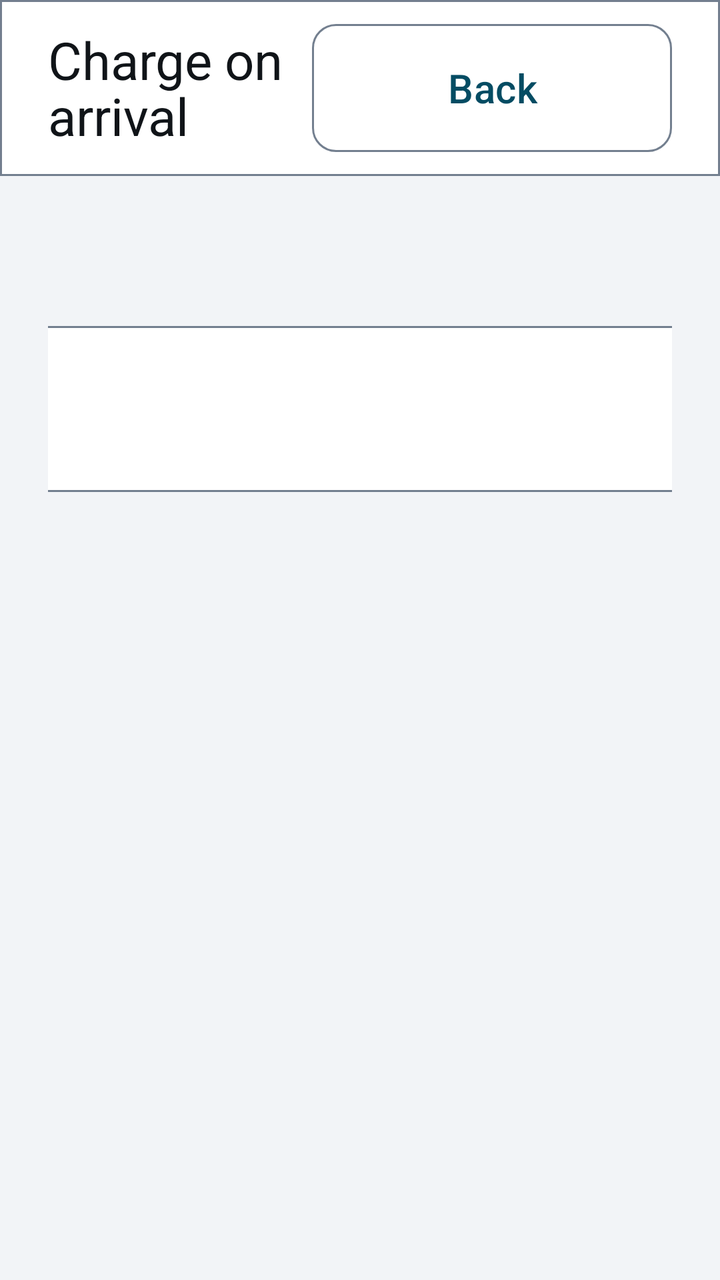
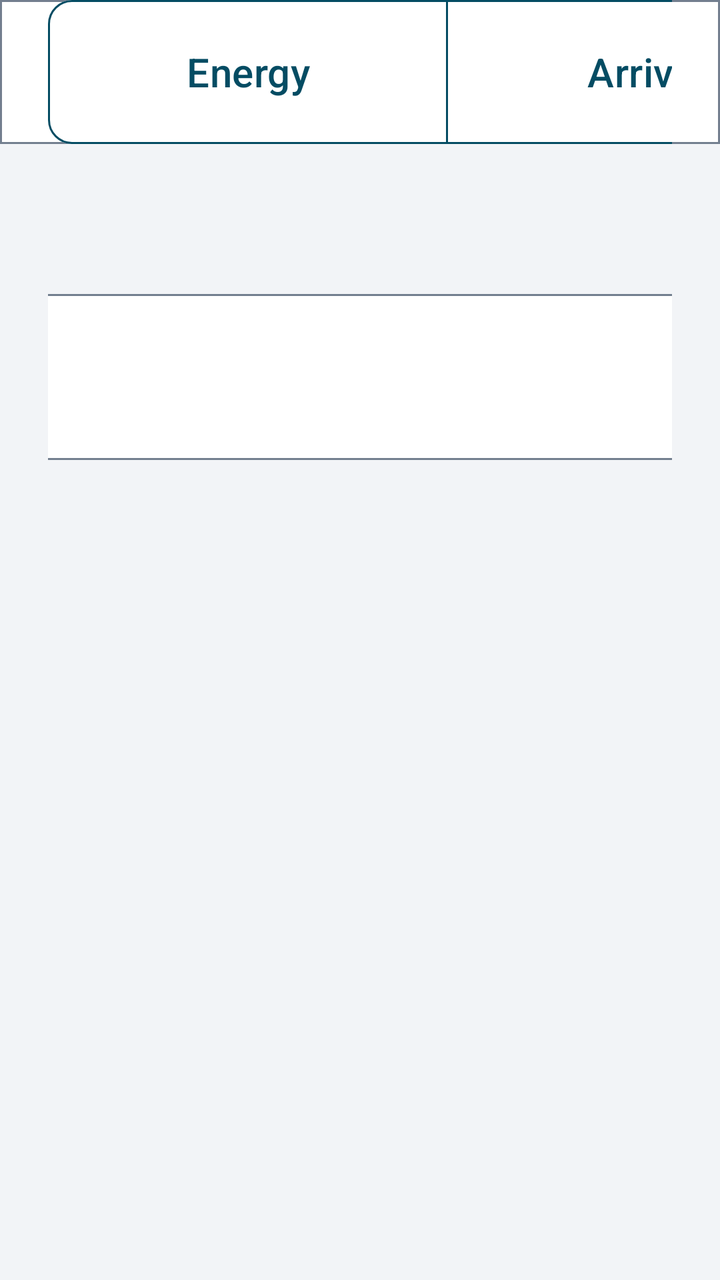

The first picture is an Android layout as it rendered before a commit; the second is the same layout after the commit. The layout source and the unified diff follow.
<!-- AndroidManifest.xml: application theme Theme.EVChargePilot -->
<!-- res/layout/activity_arrival_forecast.xml -->
<?xml version="1.0" encoding="utf-8"?>
<LinearLayout xmlns:android="http://schemas.android.com/apk/res/android"
    android:layout_width="match_parent"
    android:layout_height="match_parent"
    android:orientation="vertical">

    <LinearLayout
        android:layout_width="match_parent"
        android:layout_height="88dp"
        android:background="@drawable/bg_topbar"
        android:gravity="center_vertical"
        android:orientation="horizontal"
        android:paddingStart="@dimen/spacing_lg"
        android:paddingEnd="@dimen/spacing_lg">

        <TextView
            android:layout_width="0dp"
            android:layout_height="wrap_content"
            android:layout_weight="1"
            android:text="@string/arrival_title"
            android:textAppearance="@style/Text.EV.Title" />

        <com.google.android.material.button.MaterialButton
            android:id="@+id/backAction"
            style="@style/Widget.EV.Button.Outlined"
            android:layout_width="180dp"
            android:layout_height="@dimen/touch_target"
            android:text="@string/action_back" />
    </LinearLayout>

    <ScrollView
        android:layout_width="match_parent"
        android:layout_height="0dp"
        android:layout_weight="1"
        android:fillViewport="true">

        <LinearLayout
            android:layout_width="match_parent"
            android:layout_height="wrap_content"
            android:gravity="center_horizontal"
            android:orientation="vertical"
            android:padding="@dimen/spacing_lg">

            <TextView
                android:id="@+id/arrivalStatus"
                android:layout_width="1400dp"
                android:layout_height="wrap_content"
                android:gravity="center"
                android:textAppearance="@style/Text.EV.Body"
                android:accessibilityLiveRegion="polite" />

            <TextView
                android:id="@+id/arrivalValue"
                android:layout_width="1400dp"
                android:layout_height="wrap_content"
                android:layout_marginTop="@dimen/spacing_lg"
                android:background="@drawable/bg_card"
                android:gravity="center"
                android:padding="@dimen/spacing_lg"
                android:textAppearance="@style/Text.EV.Title" />

            <TextView
                android:id="@+id/arrivalDetail"
                android:layout_width="1400dp"
                android:layout_height="wrap_content"
                android:layout_marginTop="@dimen/spacing_lg"
                android:background="@drawable/bg_card"
                android:lineSpacingExtra="6dp"
                android:padding="@dimen/spacing_lg"
                android:textAppearance="@style/Text.EV.Body"
                android:visibility="gone" />
        </LinearLayout>
    </ScrollView>
</LinearLayout>
<!-- resources referenced by this layout -->
<resources>
  <dimen name="spacing_lg">24dp</dimen>
  <dimen name="touch_target">72dp</dimen>
  <!-- drawable bg_card (drawable) -->
  <?xml version="1.0" encoding="utf-8"?>
  <shape xmlns:android="http://schemas.android.com/apk/res/android" android:shape="rectangle">
      <solid android:color="@color/ev_surface" />
      <stroke android:width="1dp" android:color="@color/ev_outline" />
      <corners android:radius="@dimen/ev_corner" />
  </shape>
  <!-- drawable bg_topbar (drawable) -->
  <?xml version="1.0" encoding="utf-8"?>
  <shape xmlns:android="http://schemas.android.com/apk/res/android" android:shape="rectangle">
      <solid android:color="@color/ev_surface" />
      <stroke android:width="1dp" android:color="@color/ev_outline" />
  </shape>
  <string name="action_back">Back</string>
  <string name="arrival_title">Charge on arrival</string>
  <style name="Text.EV.Body" parent="TextAppearance.Material3.BodyLarge">
          <item name="android:textSize">@dimen/text_body</item>
          <item name="android:textColor">@color/ev_text_primary</item>
      </style>
  <style name="Text.EV.Title" parent="TextAppearance.Material3.TitleLarge">
          <item name="android:textSize">@dimen/text_title</item>
          <item name="android:textColor">@color/ev_text_primary</item>
      </style>
  <style name="Widget.EV.Button.Outlined" parent="Widget.Material3.Button.OutlinedButton">
          <item name="shapeAppearanceOverlay">@style/ShapeAppearanceOverlay.EV.Button</item>
          <item name="android:minHeight">@dimen/touch_target</item>
          <item name="android:textSize">@dimen/text_body</item>
          <item name="android:paddingStart">@dimen/spacing_lg</item>
          <item name="android:paddingEnd">@dimen/spacing_lg</item>
      </style>
  <color name="ev_surface">#FFFFFFFF</color>
  <color name="ev_outline">#FF737F8F</color>
  <dimen name="ev_corner">12dp</dimen>
  <dimen name="text_body">20sp</dimen>
  <color name="ev_text_primary">#FF101418</color>
  <dimen name="text_title">26sp</dimen>
  <style name="ShapeAppearanceOverlay.EV.Button" parent="">
          <item name="cornerSize">@dimen/ev_corner</item>
      </style>
  <color name="ev_accent">#FF044C63</color>
  <color name="ev_on_accent">#FFFFFFFF</color>
  <color name="ev_surface_raised">#FFE4E8ED</color>
  <color name="ev_background">#FFF2F4F7</color>
  <color name="ev_text_secondary">#FF414B55</color>
  <color name="ev_error">#FF8F0F18</color>
  <style name="ThemeOverlay.EVChargePilot.Dialog" parent="ThemeOverlay.EV.Dialog">
          <item name="materialAlertDialogTitleTextStyle">@style/EVChargePilot.Dialog.Title</item>
          <item name="materialAlertDialogBodyTextStyle">@style/EVChargePilot.Dialog.Body</item>
      </style>
  <style name="EVChargePilot.Dialog.Title" parent="MaterialAlertDialog.Material3.Title.Text">
          <item name="android:textSize">@dimen/text_title</item>
          <item name="android:textColor">@color/ev_text_primary</item>
      </style>
  <style name="EVChargePilot.Dialog.Body" parent="MaterialAlertDialog.Material3.Body.Text">
          <item name="android:textSize">@dimen/text_secondary</item>
          <item name="android:textColor">@color/ev_text_primary</item>
          <item name="android:lineSpacingMultiplier">1.2</item>
      </style>
  <dimen name="text_secondary">17sp</dimen>
  <!-- unchanged entries left out for length: 3 -->
</resources>

<!-- the commit's change to res/layout/activity_arrival_forecast.xml (unified diff, before → after) -->
@@ -6,26 +6,19 @@
 
     <LinearLayout
         android:layout_width="match_parent"
-        android:layout_height="88dp"
+        android:layout_height="@dimen/touch_target"
         android:background="@drawable/bg_topbar"
         android:gravity="center_vertical"
         android:orientation="horizontal"
         android:paddingStart="@dimen/spacing_lg"
         android:paddingEnd="@dimen/spacing_lg">
 
-        <TextView
+        <include layout="@layout/view_primary_navigation" />
+
+        <Space
             android:layout_width="0dp"
-            android:layout_height="wrap_content"
-            android:layout_weight="1"
-            android:text="@string/arrival_title"
-            android:textAppearance="@style/Text.EV.Title" />
-
-        <com.google.android.material.button.MaterialButton
-            android:id="@+id/backAction"
-            style="@style/Widget.EV.Button.Outlined"
-            android:layout_width="180dp"
-            android:layout_height="@dimen/touch_target"
-            android:text="@string/action_back" />
+            android:layout_height="1dp"
+            android:layout_weight="1" />
     </LinearLayout>
 
     <ScrollView
@@ -72,3 +65,49 @@
         </LinearLayout>
     </ScrollView>
 </LinearLayout>
+<!-- res/layout/view_primary_navigation.xml (included above) -->
+<?xml version="1.0" encoding="utf-8"?>
+<com.google.android.material.button.MaterialButtonToggleGroup
+    xmlns:android="http://schemas.android.com/apk/res/android"
+    xmlns:app="http://schemas.android.com/apk/res-auto"
+    android:id="@+id/primaryNavigation"
+    android:layout_width="1000dp"
+    android:layout_height="@dimen/touch_target"
+    app:selectionRequired="true"
+    app:singleSelection="true">
+
+    <com.google.android.material.button.MaterialButton
+        android:id="@+id/navEnergy"
+        style="@style/Widget.EVChargePilot.NavTab"
+        android:layout_width="200dp"
+        android:layout_height="match_parent"
+        android:text="@string/tab_energy" />
+
+    <com.google.android.material.button.MaterialButton
+        android:id="@+id/navArrival"
+        style="@style/Widget.EVChargePilot.NavTab"
+        android:layout_width="200dp"
+        android:layout_height="match_parent"
+        android:text="@string/tab_arrival" />
+
+    <com.google.android.material.button.MaterialButton
+        android:id="@+id/navTrips"
+        style="@style/Widget.EVChargePilot.NavTab"
+        android:layout_width="200dp"
+        android:layout_height="match_parent"
+        android:text="@string/tab_trips" />
+
+    <com.google.android.material.button.MaterialButton
+        android:id="@+id/navDiagnostics"
+        style="@style/Widget.EVChargePilot.NavTab"
+        android:layout_width="200dp"
+        android:layout_height="match_parent"
+        android:text="@string/tab_diagnostics" />
+
+    <com.google.android.material.button.MaterialButton
+        android:id="@+id/navSettings"
+        style="@style/Widget.EVChargePilot.NavTab"
+        android:layout_width="200dp"
+        android:layout_height="match_parent"
+        android:text="@string/tab_settings" />
+</com.google.android.material.button.MaterialButtonToggleGroup>
<!-- resource entries referenced after the edit -->
@@ -15,8 +15,11 @@
       <solid android:color="@color/ev_surface" />
       <stroke android:width="1dp" android:color="@color/ev_outline" />
   </shape>
-  <string name="action_back">Back</string>
-  <string name="arrival_title">Charge on arrival</string>
+  <string name="tab_arrival">Arrival</string>
+  <string name="tab_diagnostics">Diagnostics</string>
+  <string name="tab_energy">Energy</string>
+  <string name="tab_settings">Settings</string>
+  <string name="tab_trips">Trips</string>
   <style name="Text.EV.Body" parent="TextAppearance.Material3.BodyLarge">
           <item name="android:textSize">@dimen/text_body</item>
           <item name="android:textColor">@color/ev_text_primary</item>
@@ -25,12 +28,20 @@
           <item name="android:textSize">@dimen/text_title</item>
           <item name="android:textColor">@color/ev_text_primary</item>
       </style>
-  <style name="Widget.EV.Button.Outlined" parent="Widget.Material3.Button.OutlinedButton">
-          <item name="shapeAppearanceOverlay">@style/ShapeAppearanceOverlay.EV.Button</item>
-          <item name="android:minHeight">@dimen/touch_target</item>
+  <style name="Widget.EVChargePilot.NavTab" parent="Widget.Material3.Button.OutlinedButton">
+          <item name="android:minWidth">0dp</item>
+          <item name="android:minHeight">0dp</item>
+          <item name="android:insetTop">0dp</item>
+          <item name="android:insetBottom">0dp</item>
+          <item name="android:maxLines">1</item>
+          <item name="android:textAllCaps">false</item>
+          <item name="android:textColor">@color/primary_nav_foreground</item>
           <item name="android:textSize">@dimen/text_body</item>
-          <item name="android:paddingStart">@dimen/spacing_lg</item>
-          <item name="android:paddingEnd">@dimen/spacing_lg</item>
+          <item name="backgroundTint">@color/primary_nav_background</item>
+          <item name="strokeColor">@color/ev_accent</item>
+          <item name="strokeWidth">1dp</item>
+          <item name="cornerRadius">@dimen/ev_corner</item>
+          <item name="elevation">0dp</item>
       </style>
   <color name="ev_surface">#FFFFFFFF</color>
   <color name="ev_outline">#FF737F8F</color>
